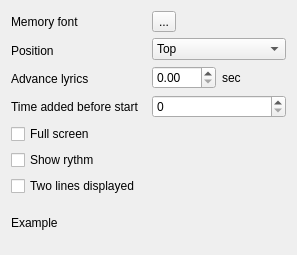
Above: chordv/src/formmemoryinfo.ui from jpcima/chordv before the change. Below: the same form after it.
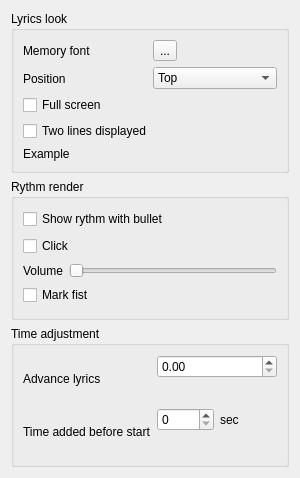
That is the form after the change. Custom widgets are drawn as their Qt base class.

Commit message: Click on monitoring

Patch:
```diff
--- a/chordv/src/formmemoryinfo.ui
+++ b/chordv/src/formmemoryinfo.ui
@@ -6,20 +6,28 @@
    <rect>
     <x>0</x>
     <y>0</y>
-    <width>297</width>
-    <height>255</height>
+    <width>300</width>
+    <height>478</height>
    </rect>
   </property>
   <property name="windowTitle">
    <string>Form</string>
   </property>
+  <layout class="QHBoxLayout" name="horizontalLayout">
+   <item>
+    <layout class="QVBoxLayout" name="verticalLayout">
+     <item>
+      <widget class="QGroupBox" name="groupBox_2">
+       <property name="title">
+        <string>Lyrics look</string>
+       </property>
   <layout class="QHBoxLayout" name="horizontalLayout_3">
    <item>
-    <layout class="QVBoxLayout" name="verticalLayout_3">
+         <layout class="QVBoxLayout" name="verticalLayout_4">
      <item>
       <layout class="QHBoxLayout" name="horizontalLayout_2">
        <item>
-        <layout class="QVBoxLayout" name="verticalLayout">
+             <layout class="QVBoxLayout" name="verticalLayout_2">
          <item>
           <widget class="QLabel" name="labelFontMemory">
            <property name="text">
@@ -34,24 +42,10 @@
            </property>
           </widget>
          </item>
-         <item>
-          <widget class="QLabel" name="labelAdvance">
-           <property name="text">
-            <string>Advance lyrics </string>
-           </property>
-          </widget>
-         </item>
-         <item>
-          <widget class="QLabel" name="labelTimeAddedBeforeStart">
-           <property name="text">
-            <string>Time added before start</string>
-           </property>
-          </widget>
-         </item>
         </layout>
        </item>
        <item>
-        <layout class="QVBoxLayout" name="verticalLayout_2">
+             <layout class="QVBoxLayout" name="verticalLayout_3">
          <item>
           <widget class="FontButton" name="toolButtonFontMemory">
            <property name="toolTip">
@@ -84,23 +78,6 @@
            </item>
           </widget>
          </item>
-         <item>
-          <layout class="QHBoxLayout" name="horizontalLayout">
-           <item>
-            <widget class="QDoubleSpinBox" name="doubleSpinBoxAdvance"/>
-           </item>
-           <item>
-            <widget class="QLabel" name="labelSeconds">
-             <property name="text">
-              <string>sec</string>
-             </property>
-            </widget>
-           </item>
-          </layout>
-         </item>
-         <item>
-          <widget class="QSpinBox" name="spinBoxTimeBeforeStart"/>
-         </item>
         </layout>
        </item>
       </layout>
@@ -115,16 +92,6 @@
        </property>
       </widget>
      </item>
-     <item>
-      <widget class="QCheckBox" name="checkBoxShowRythmTextMemory">
-       <property name="toolTip">
-        <string>Show bullet changing with rythm</string>
-       </property>
-       <property name="text">
-        <string>Show rythm</string>
-       </property>
-      </widget>
-     </item>
      <item>
       <widget class="QCheckBox" name="checkBoxTwoLines">
        <property name="toolTip">
@@ -140,6 +107,121 @@
        <property name="text">
         <string>Example </string>
        </property>
+           </widget>
+          </item>
+         </layout>
+        </item>
+       </layout>
+      </widget>
+     </item>
+     <item>
+      <widget class="QGroupBox" name="groupBox">
+       <property name="title">
+        <string>Rythm render</string>
+       </property>
+       <layout class="QHBoxLayout" name="horizontalLayout_6">
+        <item>
+         <layout class="QVBoxLayout" name="verticalLayout_6">
+          <item>
+           <widget class="QCheckBox" name="checkBoxShowRythmTextMemory">
+            <property name="toolTip">
+             <string>Show bullet changing with rythm</string>
+            </property>
+            <property name="text">
+             <string>Show rythm with bullet</string>
+            </property>
+           </widget>
+          </item>
+          <item>
+           <widget class="QCheckBox" name="checkBoxClick">
+            <property name="text">
+             <string>Click</string>
+            </property>
+           </widget>
+          </item>
+          <item>
+           <layout class="QHBoxLayout" name="horizontalLayout_5">
+            <item>
+             <widget class="QLabel" name="labelVolume">
+              <property name="text">
+               <string>Volume</string>
+              </property>
+             </widget>
+            </item>
+            <item>
+             <widget class="QSlider" name="horizontalSliderVolume">
+              <property name="maximum">
+               <number>100</number>
+              </property>
+              <property name="orientation">
+               <enum>Qt::Horizontal</enum>
+              </property>
+             </widget>
+            </item>
+           </layout>
+          </item>
+          <item>
+           <widget class="QCheckBox" name="checkBoxMarkFirst">
+            <property name="text">
+             <string>Mark fist</string>
+            </property>
+           </widget>
+          </item>
+         </layout>
+        </item>
+       </layout>
+      </widget>
+     </item>
+     <item>
+      <widget class="QGroupBox" name="groupBox_3">
+       <property name="title">
+        <string>Time adjustment</string>
+       </property>
+       <layout class="QVBoxLayout" name="verticalLayout_8">
+        <item>
+         <layout class="QHBoxLayout" name="horizontalLayout_7">
+          <item>
+           <layout class="QVBoxLayout" name="verticalLayout_7">
+            <item>
+             <widget class="QLabel" name="labelAdvance">
+              <property name="text">
+               <string>Advance lyrics </string>
+              </property>
+             </widget>
+            </item>
+            <item>
+             <widget class="QLabel" name="labelTimeAddedBeforeStart">
+              <property name="text">
+               <string>Time added before start</string>
+              </property>
+             </widget>
+            </item>
+           </layout>
+          </item>
+          <item>
+           <layout class="QVBoxLayout" name="verticalLayout_5">
+            <item>
+             <widget class="QDoubleSpinBox" name="doubleSpinBoxAdvance"/>
+            </item>
+            <item>
+             <layout class="QHBoxLayout" name="horizontalLayout_4">
+              <item>
+               <widget class="QSpinBox" name="spinBoxTimeBeforeStart"/>
+              </item>
+              <item>
+               <widget class="QLabel" name="labelSeconds">
+                <property name="text">
+                 <string>sec</string>
+                </property>
+               </widget>
+              </item>
+             </layout>
+            </item>
+           </layout>
+          </item>
+         </layout>
+        </item>
+       </layout>
       </widget>
      </item>
     </layout>
```
Lines whose indentation alone changed are shown as unchanged. The commit also changes 9 other files.
